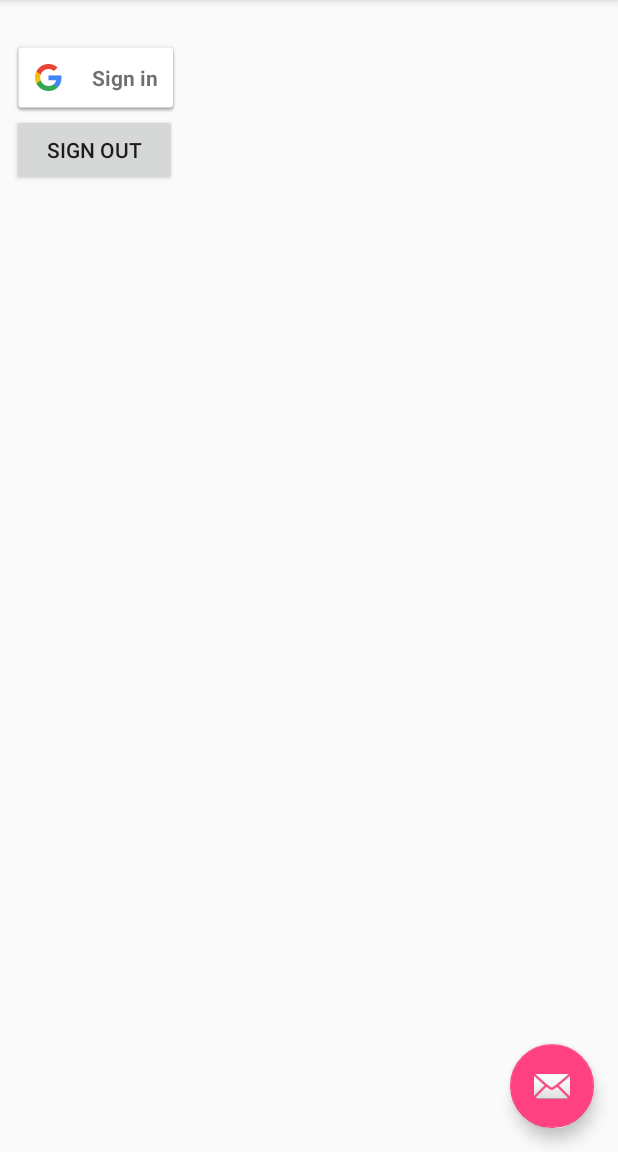
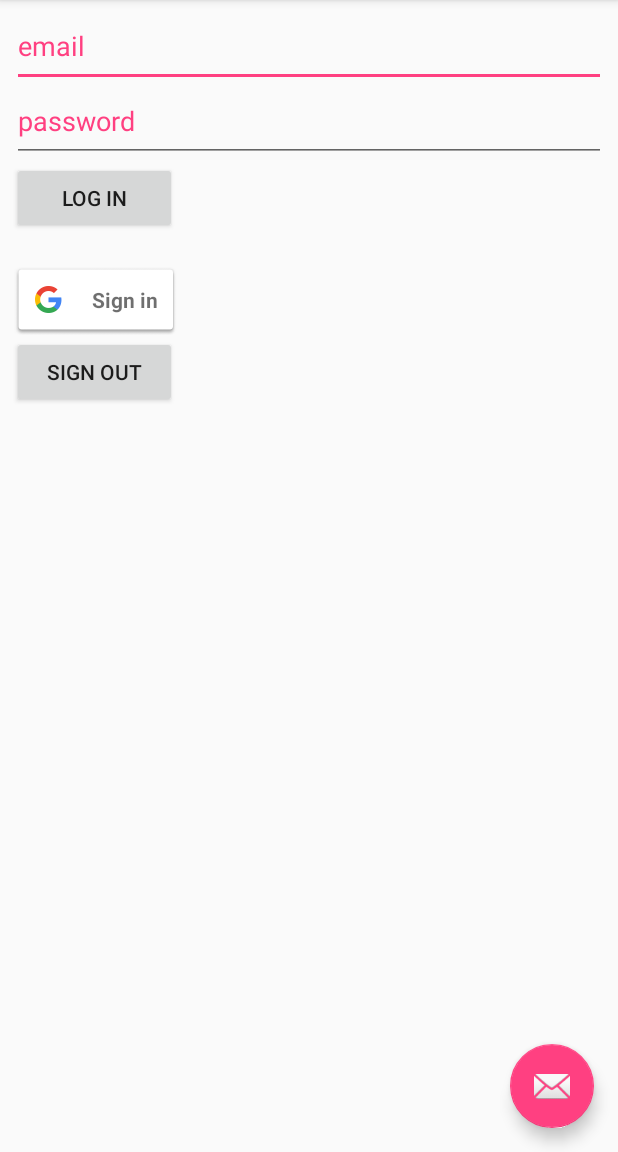
Before and after one commit to yannisarnouts/TrainFriendsFinder1, an Android app: the screen it shows after launch (MainActivity), after a tap on "SignIn", on a phone screen of 412 x 824 dp, the part 84-1236 px from its top. Run offline under Robolectric (Android 15) with nearby library versions, the phone set to English and light mode, and no system bars; our stand-ins replace Firebase (no records; nobody signed in at launch, a user with empty details on screens opened directly); 1 other tap on this screen came first.

Commit message:
inloggen gelukt! ik ben zo proo gij niet francis

```diff
--- a/app/src/main/java/com/example/yannis/trainfriendsfinder/LoginFragment.java
+++ b/app/src/main/java/com/example/yannis/trainfriendsfinder/LoginFragment.java
@@ -14,6 +14,7 @@ import android.view.LayoutInflater;
 import android.view.View;
 import android.view.ViewGroup;
 import android.widget.Button;
+import android.widget.EditText;
 import android.widget.TextView;
 import android.widget.Toast;
 
@@ -46,6 +47,11 @@ public class LoginFragment extends android.app.Fragment {
     public static final String TAG = "SignInFragment";
     public static final int RC_SIGN_IN = 9001;
 
+    EditText txtlogin;
+    EditText txtpassw;
+    FirebaseAuth mAuth;
+    Button btnLogin;
+
     public LoginFragment() {
         // Required empty public constructor
     }
@@ -61,28 +67,43 @@ public class LoginFragment extends android.app.Fragment {
                 .requestEmail()
                 .build();
         mGoogleApiClient = new GoogleApiClient.Builder(getActivity()).addApi(Auth.GOOGLE_SIGN_IN_API, gso).build();
+        mAuth = FirebaseAuth.getInstance();
         return inflater.inflate(R.layout.fragment_login, container, false);
     }
 
     @Override
     public void onViewCreated(View view, @Nullable Bundle savedInstanceState) {
         super.onViewCreated(view, savedInstanceState);
-        statusTextView = getView().findViewById(R.id.status_textview);
-        signInButton = getView().findViewById(R.id.sign_in_button);
-        menuNaam = getView().findViewById(R.id.menuNaam);
+        initialiseView();
         signInButton.setOnClickListener(new View.OnClickListener() {
             @Override
             public void onClick(View view) {
                 signIn();
             }
         });
-        signOutButton = getView().findViewById(R.id.signOutButton);
         signOutButton.setOnClickListener(new View.OnClickListener() {
             @Override
             public void onClick(View view) {
                 signOut();
             }
         });
+        btnLogin.setOnClickListener(new View.OnClickListener() {
+            @Override
+            public void onClick(View view) {
+                userLogin();
+            }
+        });
+
+    }
+
+    private void initialiseView() {
+        statusTextView = getView().findViewById(R.id.status_textview);
+        signInButton = getView().findViewById(R.id.sign_in_button);
+        menuNaam = getView().findViewById(R.id.menuNaam);
+        signOutButton = getView().findViewById(R.id.signOutButton);
+        btnLogin = getView().findViewById(R.id.btnlogin);
+        txtlogin = getView().findViewById(R.id.loginemail);
+        txtpassw = getView().findViewById(R.id.loginpassword);
     }
 
     private void signIn() {
@@ -115,4 +136,19 @@ public class LoginFragment extends android.app.Fragment {
             }
         });
     }
+    private void userLogin(){
+        String email = txtlogin.getText().toString();
+        String pass = txtpassw.getText().toString();
+
+        mAuth.signInWithEmailAndPassword(email, pass).addOnCompleteListener(new OnCompleteListener<AuthResult>() {
+            @Override
+            public void onComplete(@NonNull Task<AuthResult> task) {
+                if(task.isSuccessful()){
+                    Toast.makeText(getActivity(), "U bent ingelogd!", Toast.LENGTH_LONG).show();
+                }else {
+                    Toast.makeText(getActivity(), task.getException().getMessage(), Toast.LENGTH_LONG).show();
+                }
+            }
+        });
+    }
 }
--- a/app/src/main/java/com/example/yannis/trainfriendsfinder/SignUpFragment.java
+++ b/app/src/main/java/com/example/yannis/trainfriendsfinder/SignUpFragment.java
@@ -17,6 +17,7 @@ import com.google.android.gms.tasks.OnCompleteListener;
 import com.google.android.gms.tasks.Task;
 import com.google.firebase.auth.AuthResult;
 import com.google.firebase.auth.FirebaseAuth;
+import com.google.firebase.auth.FirebaseAuthUserCollisionException;
 
 
 /**
@@ -77,7 +78,11 @@ public class SignUpFragment extends android.app.Fragment {
                 if(task.isSuccessful()){
                     Toast.makeText(getActivity(), "Gebruiker succesvol geregistreerd", Toast.LENGTH_LONG).show();
                 }else{
-                    Toast.makeText(getActivity(), "Registreren mislukt", Toast.LENGTH_LONG).show();
+                    if(task.getException() instanceof FirebaseAuthUserCollisionException){
+                        Toast.makeText(getActivity(), "Dit email adres is al in gebruik", Toast.LENGTH_LONG).show();
+                    }else{
+                        Toast.makeText(getActivity(), "Registreren mislukt", Toast.LENGTH_LONG).show();
+                    }
                 }
             }
         });
--- a/app/src/main/res/layout/fragment_login.xml
+++ b/app/src/main/res/layout/fragment_login.xml
@@ -9,6 +9,30 @@
         android:layout_width="match_parent"
         android:layout_height="match_parent"
         android:orientation="vertical">
+        <EditText
+            android:id="@+id/loginemail"
+            android:layout_width="match_parent"
+            android:layout_height="wrap_content"
+            android:fontFamily="sans-serif"
+            android:hint="email"
+            android:inputType="textEmailAddress"
+            android:paddingBottom="15dp"
+            android:textColorHint="@color/colorAccent" />
+
+        <EditText
+            android:id="@+id/loginpassword"
+            android:layout_width="match_parent"
+            android:layout_height="wrap_content"
+            android:fontFamily="sans-serif"
+            android:hint="password"
+            android:inputType="textPassword"
+            android:paddingBottom="15dp"
+            android:textColorHint="@color/colorAccent" />
+        <Button
+            android:layout_width="110dp"
+            android:layout_height="wrap_content"
+            android:text="Log in"
+            android:id="@+id/btnlogin"/>
         <TextView
             android:id="@+id/status_textview"
             android:layout_width="wrap_content"
```
